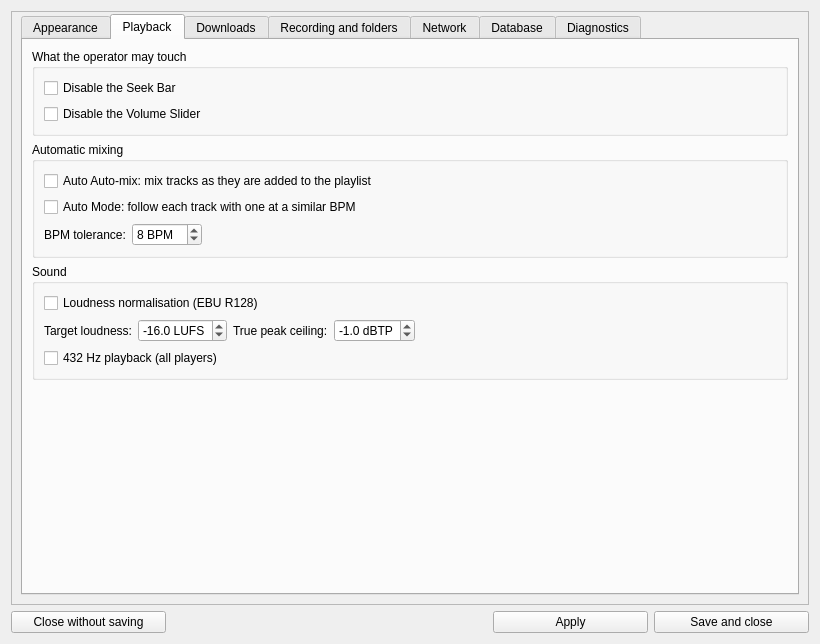
netpack/XFB, file src/optionsdialog.ui: the form before one commit.
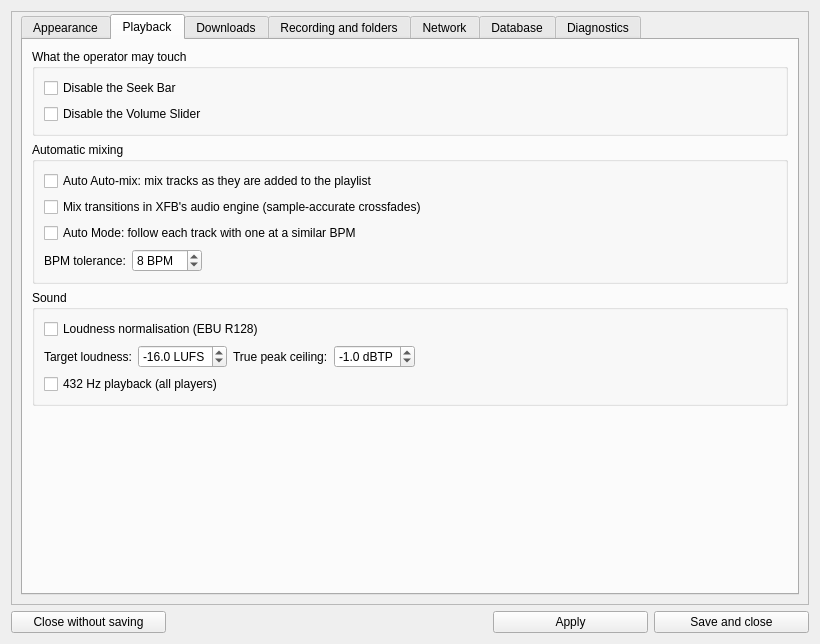
The form after the commit. The open tabs and pages were chosen to show the change. Icons and pictures are not drawn.

Commit message: fix: a crossfade opened a gap where the outgoing track's audio stopped

The edit to the form file:
```diff
--- a/src/optionsdialog.ui
+++ b/src/optionsdialog.ui
@@ -534,6 +534,16 @@
                </property>
               </widget>
              </item>
+             <item>
+              <widget class="QCheckBox" name="checkBox_mixInEngine">
+               <property name="toolTip">
+                <string>&lt;html&gt;&lt;head/&gt;&lt;body&gt;&lt;p&gt;Play the on-air player through XFB's own audio engine (the one the DJ decks, the effects and the stream use) even when no effect is on. Every crossfade is then mixed inside one audio stream and joins on the exact sample auto-mix measured, instead of starting a second player and hoping it starts in time. Needs ffmpeg. Takes effect from the next track.&lt;/p&gt;&lt;/body&gt;&lt;/html&gt;</string>
+               </property>
+               <property name="text">
+                <string>Mix transitions in XFB's audio engine (sample-accurate crossfades)</string>
+               </property>
+              </widget>
+             </item>
              <item>
               <widget class="QCheckBox" name="checkBox_bpmMatch">
                <property name="toolTip">
```
The commit also changes 7 other files.
